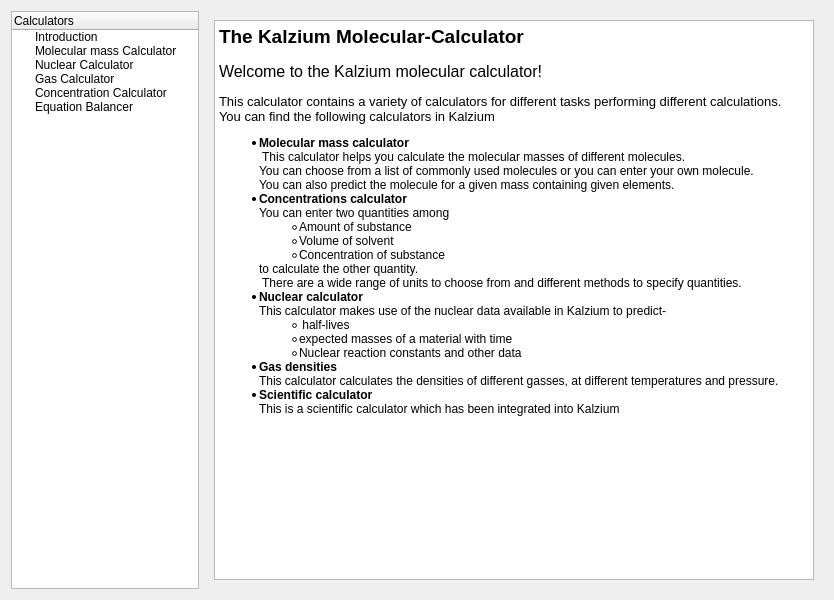
The window that src/calculator/calculator.ui (KDE/kalzium) describes before a commit, drawn with Qt 5.
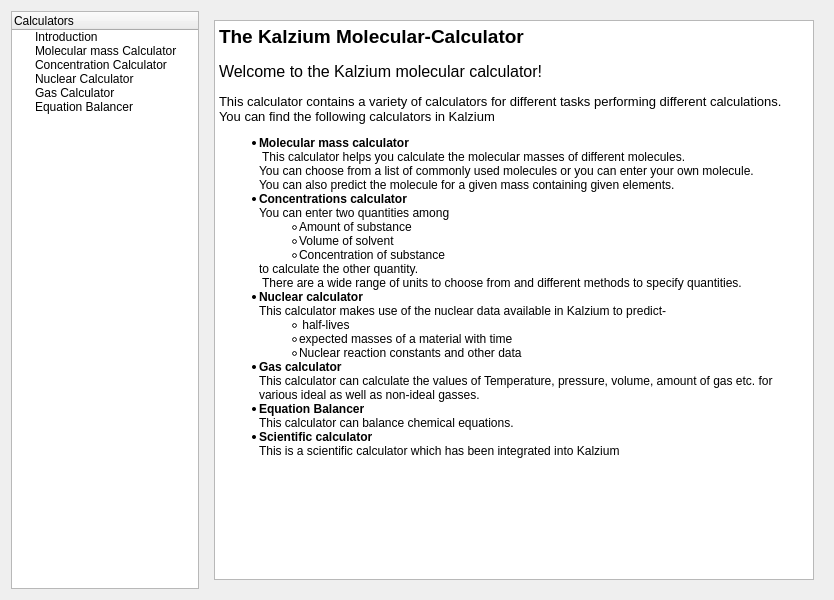
The same window after the commit. Custom widgets are drawn as their Qt base class.

```diff
--- a/src/calculator/calculator.ui
+++ b/src/calculator/calculator.ui
@@ -46,6 +46,11 @@
        <string>Molecular mass Calculator</string>
       </property>
      </item>
+     <item>
+      <property name="text">
+       <string>Concentration Calculator</string>
+      </property>
+     </item>
      <item>
       <property name="text">
        <string>Nuclear Calculator</string>
@@ -56,11 +61,6 @@
        <string>Gas Calculator</string>
       </property>
      </item>
-     <item>
-      <property name="text">
-       <string>Concentration Calculator</string>
-      </property>
-     </item>
      <item>
       <property name="text">
        <string>Equation Balancer</string>
@@ -103,7 +103,9 @@
 &lt;ul type=&quot;circle&quot; style=&quot;-qt-list-indent: 2;&quot;&gt;&lt;li style=&quot; margin-top:0px; margin-bottom:0px; margin-left:0px; margin-right:0px; -qt-block-indent:0; text-indent:0px;&quot;&gt; half-lives&lt;/li&gt;
 &lt;li style=&quot; margin-top:0px; margin-bottom:0px; margin-left:0px; margin-right:0px; -qt-block-indent:0; text-indent:0px;&quot;&gt;expected masses of a material with time&lt;/li&gt;
 &lt;li style=&quot; margin-top:0px; margin-bottom:0px; margin-left:0px; margin-right:0px; -qt-block-indent:0; text-indent:0px;&quot;&gt;Nuclear reaction constants and other data&lt;/li&gt;&lt;/ul&gt;
-&lt;li style=&quot; margin-top:0px; margin-bottom:0px; margin-left:0px; margin-right:0px; -qt-block-indent:0; text-indent:0px;&quot;&gt;&lt;span style=&quot; font-weight:600;&quot;&gt;Gas densities&lt;br /&gt;&lt;/span&gt;This calculator calculates the densities of different gasses, at different temperatures and pressure.&lt;/li&gt;
+&lt;li style=&quot; margin-top:0px; margin-bottom:0px; margin-left:0px; margin-right:0px; -qt-block-indent:0; text-indent:0px;&quot;&gt;&lt;span style=&quot; font-weight:600;&quot;&gt;Gas calculator&lt;br /&gt;&lt;/span&gt;This calculator can calculate the values of Temperature, pressure, volume, amount of gas etc. for various ideal as well as non-ideal gasses.&lt;/li&gt;
+&lt;li style=&quot; margin-top:0px; margin-bottom:0px; margin-left:0px; margin-right:0px; -qt-block-indent:0; text-indent:0px;&quot;&gt;&lt;span style=&quot; font-weight:600;&quot;&gt;Equation Balancer&lt;/span&gt;&lt;/li&gt;
+&lt;p style=&quot; margin-top:0px; margin-bottom:0px; margin-left:0px; margin-right:0px; -qt-block-indent:1; text-indent:0px;&quot;&gt;This calculator can balance chemical equations.&lt;/p&gt;
 &lt;li style=&quot; margin-top:0px; margin-bottom:12px; margin-left:0px; margin-right:0px; -qt-block-indent:0; text-indent:0px;&quot;&gt;&lt;span style=&quot; font-weight:600;&quot;&gt;Scientific calculator&lt;br /&gt;&lt;/span&gt;This is a scientific calculator which has been integrated into Kalzium&lt;/li&gt;&lt;/ul&gt;
 &lt;p style=&quot;-qt-paragraph-type:empty; margin-top:0px; margin-bottom:0px; margin-left:0px; margin-right:0px; -qt-block-indent:1; text-indent:0px;&quot;&gt;&lt;/p&gt;
 &lt;p style=&quot;-qt-paragraph-type:empty; margin-top:0px; margin-bottom:0px; margin-left:0px; margin-right:0px; -qt-block-indent:0; text-indent:0px; font-size:12pt;&quot;&gt;&lt;/p&gt;&lt;/body&gt;&lt;/html&gt;</string>
```
